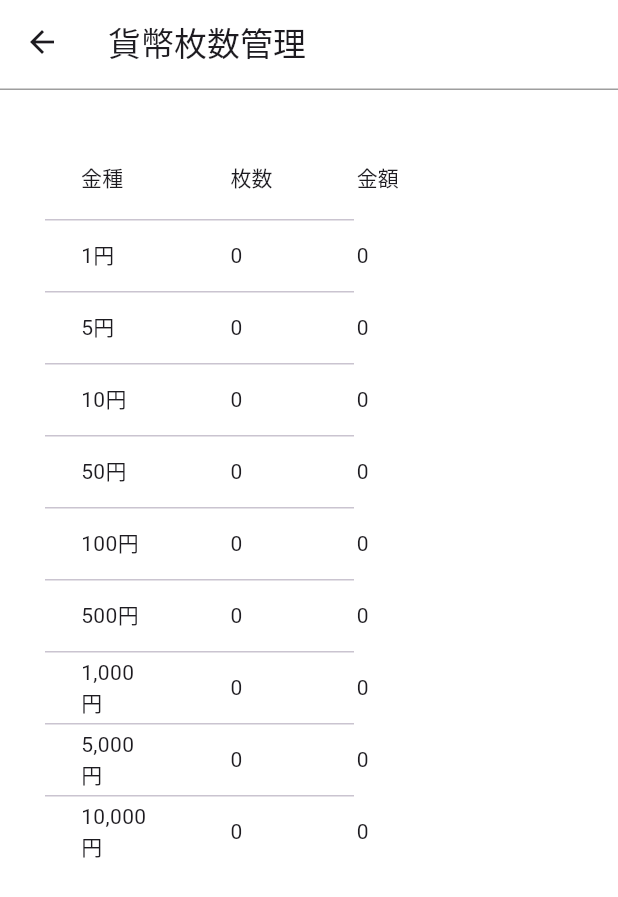
After one commit to MukPan/cash_register_app, a Flutter app: the screen it shows after launch, after a tap on the "attach money" icon, on a phone screen of 412 x 824 dp. The commit adds this screen. Shown: the top 897 px of the screen. Run offline on Flutter 3.47's test engine with Material 2 defaults, Android fonts, the phone set to English and light mode, and no system bars; our stand-ins replace cloud_firestore, firebase_core, hooks_riverpod; accounts and stored records are empty.

```diff
--- a/lib/component/default_app_bar.dart
+++ b/lib/component/default_app_bar.dart
@@ -1,16 +1,19 @@
 import 'package:flutter/material.dart';
 
 class DefaultAppBar extends StatelessWidget implements PreferredSizeWidget {
-  const DefaultAppBar({Key? key, required this.title}) : super(key: key);
+  const DefaultAppBar({Key? key, required this.title, this.showBackBtn = true}) : super(key: key);
 
   ///上部のページタイトル
   final String title;
+  ///戻るボタン表示
+  final bool showBackBtn;
 
   @override
   Widget build(BuildContext context) {
     return AppBar(
       title: Text(title),
       surfaceTintColor: Colors.white,
+      automaticallyImplyLeading: showBackBtn,
       shape: const Border(
           bottom: BorderSide(color: Colors.grey)
       ),
--- a/lib/component/item_counter.dart
+++ b/lib/component/item_counter.dart
@@ -43,7 +43,7 @@ class ItemCounter extends HookConsumerWidget {
               if (count == 1) {
                 isRemove = await showDialog(
                     context: context,
-                    builder: (content) => RemoveItemAlertDialog(index: index)
+                    builder: (content) => const RemoveItemAlertDialog()
                 ) ?? false;
               }
 
--- /dev/null
+++ b/lib/context/cash_count_table.dart
@@ -0,0 +1,40 @@
+import 'package:cash_register_app/object/denomination_info.dart';
+import 'package:flutter/material.dart';
+import 'package:hooks_riverpod/hooks_riverpod.dart';
+
+import '../provider/cash_count_family.dart';
+
+class CashCountTable extends HookConsumerWidget {
+  const CashCountTable({Key? key}) : super(key: key);
+
+  ///動的にキャッシュカウントデータを設置する
+  List<DataRow> _getCashCountDataRows(WidgetRef ref) {
+    return denominationInfoList.map((infoObj) {
+        final int count = ref.watch(cashCountFamily(infoObj.denominationType));
+        return DataRow(
+            cells: [
+              DataCell(Text(infoObj.name)), //金種
+              DataCell(Text(count.toString())), //枚数
+              DataCell(Text((infoObj.amount*count).toString())), //金額
+            ]
+        );
+      })
+      .toList();
+  }
+
+  @override
+  Widget build(BuildContext context, WidgetRef ref) {
+    return Container(
+      width: MediaQuery.of(context).size.width / 2, //画面の半分
+      margin: const EdgeInsets.all(30),
+      child: DataTable(
+        columns: const [
+          DataColumn(label: Text("金種")),
+          DataColumn(label: Text("枚数")),
+          DataColumn(label: Text("金額")),
+        ],
+        rows: _getCashCountDataRows(ref),
+      )
+    );
+  }
+}
--- a/lib/dialog/remove_item_alert_dialog.dart
+++ b/lib/dialog/remove_item_alert_dialog.dart
@@ -4,10 +4,8 @@ import 'package:hooks_riverpod/hooks_riverpod.dart';
 import '../provider/item_count_family.dart';
 
 class RemoveItemAlertDialog extends StatelessWidget {
-  const RemoveItemAlertDialog({Key? key, required this.index}) : super(key: key);
+  const RemoveItemAlertDialog({Key? key}) : super(key: key);
 
-  ///行番号
-  final int index;
 
   @override
   Widget build(BuildContext context) {
--- a/lib/main.dart
+++ b/lib/main.dart
@@ -2,6 +2,7 @@ import 'dart:math' as math;
 
 import 'package:cash_register_app/component/default_app_bar.dart';
 import 'package:cash_register_app/context/order_num_list.dart';
+import 'package:cash_register_app/page/cash_count_manager_page.dart';
 import 'package:flutter/material.dart';
 import 'package:hooks_riverpod/hooks_riverpod.dart';
 
@@ -52,11 +53,27 @@ class MyApp extends StatelessWidget {
 class MyHomePage extends StatelessWidget {
   const MyHomePage({super.key});
 
+  ///貨幣枚数管理ページへの遷移メソッド
+  void moveCashCountManagerPage(BuildContext context) => {
+    Navigator.of(context).push(MaterialPageRoute(
+        builder: (context) => const CashCountManagerPage()
+    ))
+  };
+
   @override
   Widget build(BuildContext context) {
-    return const Scaffold(
-      appBar: DefaultAppBar(title: "注文番号の選択"),
-      body: OrderNumList(),
+    return Scaffold(
+      appBar: const DefaultAppBar(title: "注文番号の選択"),
+      body: const OrderNumList(),
+      floatingActionButton: FloatingActionButton(
+        onPressed: () { moveCashCountManagerPage(context); },
+        backgroundColor: Colors.orange,
+        focusColor: Colors.orange,
+        child: const Icon(
+          Icons.attach_money_sharp,
+          color: Colors.indigo,
+        ),
+      ),
     );
   }
 }
--- /dev/null
+++ b/lib/page/cash_count_manager_page.dart
@@ -0,0 +1,16 @@
+import 'package:cash_register_app/component/default_app_bar.dart';
+import 'package:flutter/material.dart';
+
+import '../context/cash_count_table.dart';
+
+class CashCountManagerPage extends StatelessWidget {
+  const CashCountManagerPage({Key? key}) : super(key: key);
+
+  @override
+  Widget build(BuildContext context) {
+    return const Scaffold(
+      appBar: DefaultAppBar(title: "貨幣枚数管理"),
+      body: CashCountTable(),
+    );
+  }
+}
--- /dev/null
+++ b/lib/provider/cash_count_family.dart
@@ -0,0 +1,32 @@
+import 'package:cash_register_app/object/denomination_info.dart';
+import 'package:hooks_riverpod/hooks_riverpod.dart';
+
+final cashCountFamily = StateProvider.family<int, Denominations>((ref, id) {
+  return 0; //0枚
+});
+
+//金種
+enum Denominations {
+  oneYen, //1円
+  fiveYen, //5円
+  tenYen, //10円
+  fiftyYen, //50円
+  hundredYen, //100円
+  fiveHundredYen, //500円
+  oneThousandYen, //1000円
+  fiveThousandYen, //5000円
+  tenThousandYen  //10000円
+}
+
+//金種文字例
+final List<DenominationInfo> denominationInfoList = [
+  DenominationInfo(amount: 1, name: "1円", denominationType: Denominations.oneYen),
+  DenominationInfo(amount: 5, name: "5円", denominationType: Denominations.fiveYen),
+  DenominationInfo(amount: 10, name: "10円", denominationType: Denominations.tenYen),
+  DenominationInfo(amount: 50, name: "50円", denominationType: Denominations.fiftyYen),
+  DenominationInfo(amount: 100, name: "100円", denominationType: Denominations.hundredYen),
+  DenominationInfo(amount: 500, name: "500円", denominationType: Denominations.fiveHundredYen),
+  DenominationInfo(amount: 1000, name: "1,000円", denominationType: Denominations.oneThousandYen),
+  DenominationInfo(amount: 5000, name: "5,000円", denominationType: Denominations.fiveThousandYen),
+  DenominationInfo(amount: 10000, name: "10,000円", denominationType: Denominations.tenThousandYen),
+];
--- a/lib/provider/item_count_family.dart
+++ b/lib/provider/item_count_family.dart
@@ -2,5 +2,6 @@ import 'package:hooks_riverpod/hooks_riverpod.dart';
 
 //autoDisposeを付けると設定後に初期値が上書きしてしまう
 final itemCountFamily = StateProvider.family<int, int>((ref, id) {
+  print("ref: $ref, id: $id");
   return 1; // 初期値を設定
 });
```
Also changed, not shown: lib/component/next_btn.dart (+54 -5 lines), lib/dialog/alert_dialog_texts.dart (added, +9 -0 lines), lib/dialog/default_alert_dialog.dart (added, +70 -0 lines), lib/object/denomination_info.dart (added, +13 -0 lines), lib/page/cash_register_page.dart (+10 -4 lines), lib/page/next_page.dart (deleted, +0 -14 lines), lib/page/settlement_complete_page.dart (added, +35 -0 lines).
